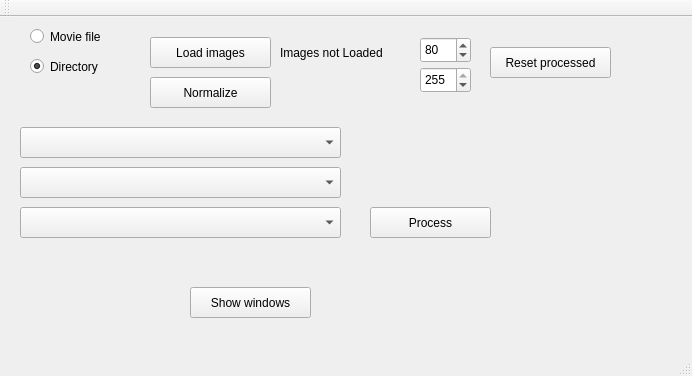
This is src/GUI/mainwindow.ui in mjedros/mgr as Qt 5 draws it before an edit. The edited form follows.
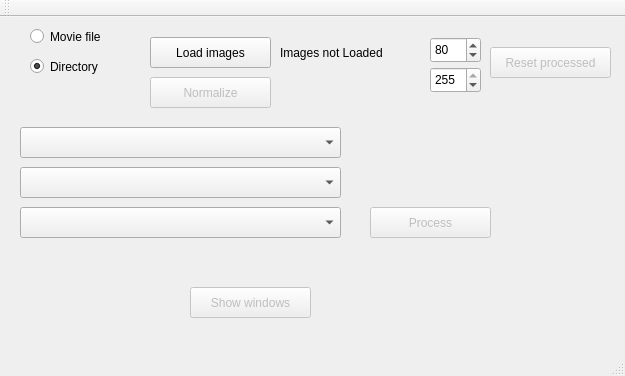
This is the edited form.

```diff
--- a/src/GUI/mainwindow.ui
+++ b/src/GUI/mainwindow.ui
@@ -6,7 +6,7 @@
    <rect>
     <x>0</x>
     <y>0</y>
-    <width>692</width>
+    <width>625</width>
     <height>376</height>
    </rect>
   </property>
@@ -25,6 +25,9 @@
     </property>
    </widget>
    <widget class="QPushButton" name="Process">
+    <property name="enabled">
+     <bool>false</bool>
+    </property>
     <property name="geometry">
      <rect>
       <x>370</x>
@@ -90,6 +93,9 @@
     </property>
    </widget>
    <widget class="QPushButton" name="ShowWindows">
+    <property name="enabled">
+     <bool>false</bool>
+    </property>
     <property name="geometry">
      <rect>
       <x>190</x>
@@ -147,7 +153,7 @@
    <widget class="QSpinBox" name="lowLewel">
     <property name="geometry">
      <rect>
-      <x>420</x>
+      <x>430</x>
       <y>20</y>
       <width>51</width>
       <height>26</height>
@@ -161,6 +167,9 @@
     </property>
    </widget>
    <widget class="QPushButton" name="Normalize">
+    <property name="enabled">
+     <bool>false</bool>
+    </property>
     <property name="geometry">
      <rect>
       <x>150</x>
@@ -176,7 +185,7 @@
    <widget class="QSpinBox" name="highLevel">
     <property name="geometry">
      <rect>
-      <x>420</x>
+      <x>430</x>
       <y>50</y>
       <width>51</width>
       <height>26</height>
@@ -190,6 +199,9 @@
     </property>
    </widget>
    <widget class="QPushButton" name="ResetProcessed">
+    <property name="enabled">
+     <bool>false</bool>
+    </property>
     <property name="geometry">
      <rect>
       <x>490</x>
```
Left out of the diff: 4 changed lines with no effect on the pictures.
